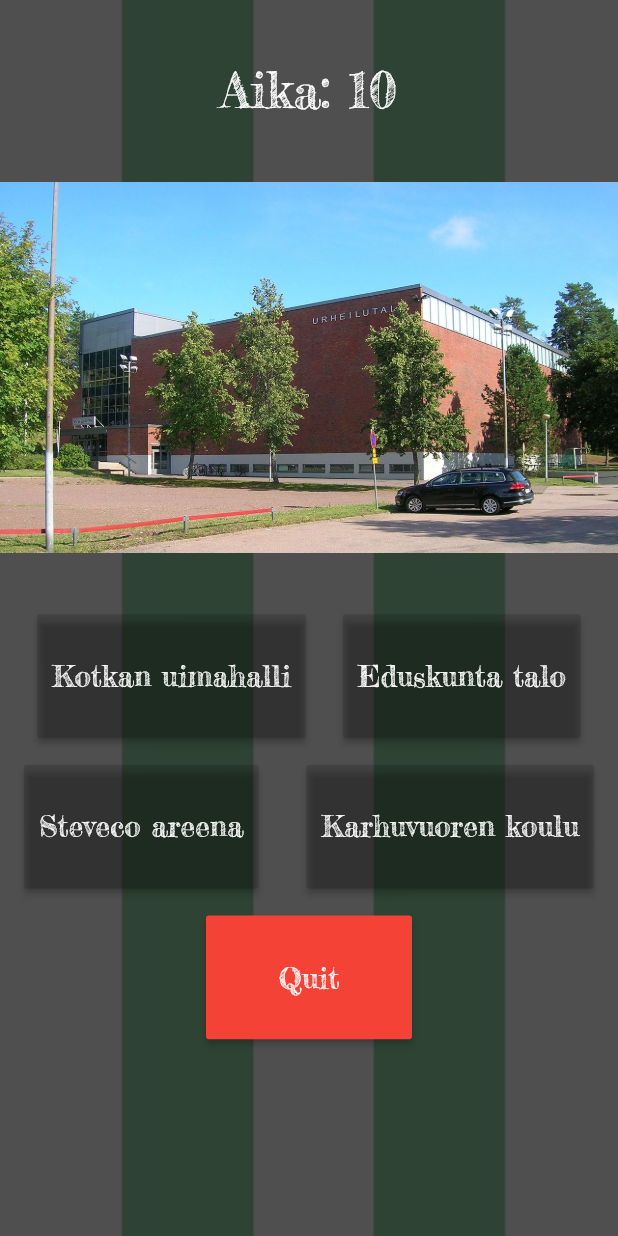
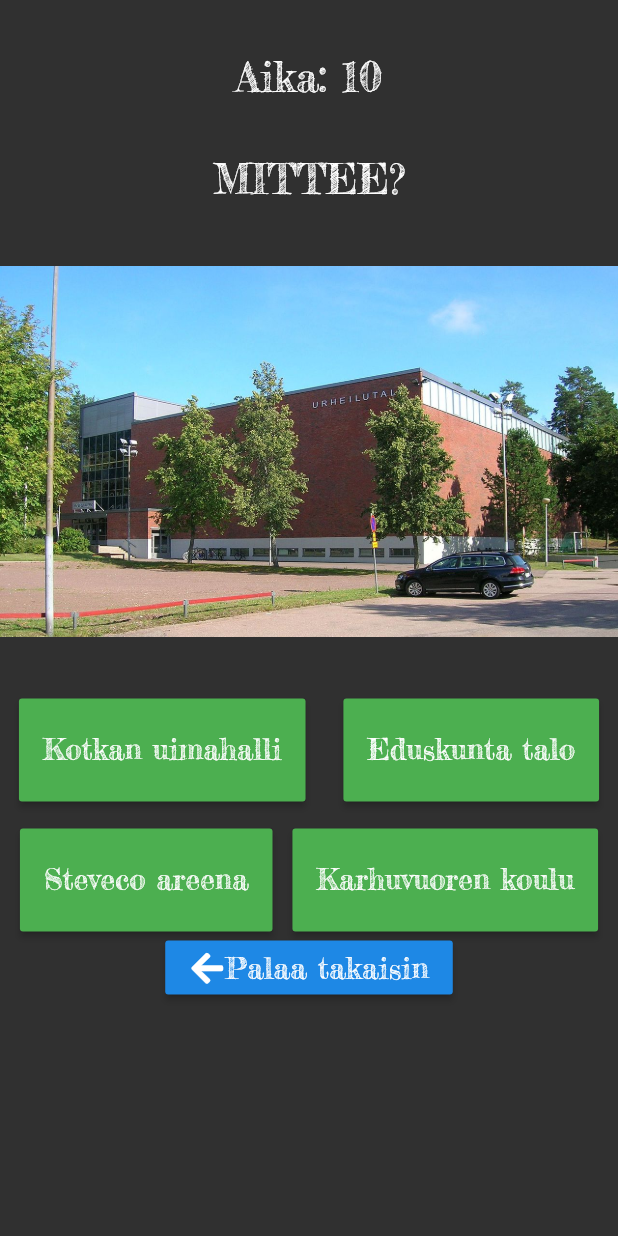
Before and after one commit to king784/GameGame, a Flutter app: the Trivia screen opened directly, on a phone screen of 412 x 824 dp. Run offline on Flutter 3.47's test engine with Material 2 defaults, Android fonts, the phone set to English and light mode, and no system bars; our stand-ins replace cached_network_image, cloud_firestore, firebase_core, firebase_storage, font_awesome_flutter, geolocator and 1 more; missing offline and left inert: qr_mobile_vision; accounts and stored records are empty.

Commit message:
TrivianVIttu

```diff
--- a/game_game/lib/Trivia.dart
+++ b/game_game/lib/Trivia.dart
@@ -1,4 +1,6 @@
 import 'dart:async';
+
+import 'package:font_awesome_flutter/font_awesome_flutter.dart';
 
 import 'main.dart';
 //import 'mainTrivia.dart';
@@ -102,43 +104,37 @@ class TriviaState extends State<Trivia> with TickerProviderStateMixin {
     quizContents.add(Global.contents.split(";"));
     // TODO: implement build
     return new WillPopScope(
-        child: Scaffold(
-          body: new Container(
-            decoration: new BoxDecoration(
-              image: new DecorationImage(
-                  image: new AssetImage("images/backGround.jpg"),
-                  fit: BoxFit.fill,
-                  colorFilter: new ColorFilter.mode(
-                      Colors.white.withOpacity(0.15), BlendMode.dstATop)
-                //fit: BoxFit.cover,
-              ),
-            ),
-            //margin: const EdgeInsets.all(10.0),
-            alignment: Alignment.topCenter,
-            child: new Column(
-              children: <Widget>[
 
-                //new Text(readFromFile,
-                new Text(quizContents[0][questionNumber],
-                //new Text(quiz.questions[questionNumber],
+      child: Scaffold(
+
+      body: new Container(
+        child: Column(
+          children: <Widget>[
+
+                new Text("\nAika: ${timeLeft}\n",
                   textAlign: TextAlign.center,
                   style: new TextStyle(
-                    fontSize: screenHeight / 25,
+                    fontSize: screenHeight / 30,
                   ),
                 ),
 
-                new Text("Aika: ${timeLeft}",
+                //new Text(readFromFile,
+                //new Text(quizContents[0][questionNumber],
+                new Text("MITTEE?",
                   textAlign: TextAlign.center,
                   style: new TextStyle(
-                    fontSize: screenHeight / 25,
+                    fontSize: screenHeight / 30,
                   ),
                 ),
 
                 new Image.asset("images/${quiz.images[questionNumber]}.jpg",
                   height: screenHeight / 2.5, width: screenWidth,),
 
+
                 new Row(
-                  mainAxisAlignment: MainAxisAlignment.spaceEvenly,
+                  mainAxisAlignment: MainAxisAlignment.spaceAround,
+                  crossAxisAlignment: CrossAxisAlignment.start,
+
                   children: <Widget>[
 
                     //
@@ -147,10 +143,10 @@ class TriviaState extends State<Trivia> with TickerProviderStateMixin {
 
                     //Button1
                     new MaterialButton(
-                      padding: EdgeInsets.all(10),
-                      minWidth: buttonsWidth,
-                      height: buttonHeight,
-                      color: Colors.black12,
+                      //padding: EdgeInsets.all(10),
+                      //minWidth: buttonsWidth,
+                      height: buttonHeight / 1.2,
+                      color: Colors.green,
                       onPressed: () {
                         if (quiz.choices[questionNumber][rand1] ==
                             quiz.correctAnswers[questionNumber]) {
@@ -171,10 +167,10 @@ class TriviaState extends State<Trivia> with TickerProviderStateMixin {
 
                     //Button2
                     new MaterialButton(
-                      padding: EdgeInsets.all(10),
-                      minWidth: buttonsWidth,
-                      height: buttonHeight,
-                      color: Colors.black12,
+                      //padding: EdgeInsets.all(10),
+                      //minWidth: buttonsWidth,
+                      height: buttonHeight / 1.2,
+                      color: Colors.green,
                       onPressed: () {
                         if (quiz.choices[questionNumber][rand2] ==
                             quiz.correctAnswers[questionNumber]) {
@@ -193,19 +189,21 @@ class TriviaState extends State<Trivia> with TickerProviderStateMixin {
                       ),
                     ),
                   ],
+                  //),
                 ),
+
                 new Row(children: <Widget>[new Text(" ")],),
                 new Row(
-                  mainAxisAlignment: MainAxisAlignment.spaceAround,
+                  mainAxisAlignment: MainAxisAlignment.spaceEvenly,
                   crossAxisAlignment: CrossAxisAlignment.start,
                   children: <Widget>[
 
                     //Button3
                     new MaterialButton(
-                      padding: EdgeInsets.all(10),
-                      minWidth: buttonsWidth,
-                      height: buttonHeight,
-                      color: Colors.black12,
+                      //padding: EdgeInsets.all(10),
+                      //minWidth: buttonsWidth,
+                      height: buttonHeight / 1.2,
+                      color: Colors.green,
                       onPressed: () {
                         if (quiz.choices[questionNumber][rand3] ==
                             quiz.correctAnswers[questionNumber]) {
@@ -227,10 +225,10 @@ class TriviaState extends State<Trivia> with TickerProviderStateMixin {
 
                     //Button4
                     new MaterialButton(
-                      padding: EdgeInsets.all(10),
-                      minWidth: buttonsWidth,
-                      height: buttonHeight,
-                      color: Colors.black12,
+                      //padding: EdgeInsets.all(10),
+                      //minWidth: buttonsWidth,
+                      height: buttonHeight / 1.2,
+                      color: Colors.green,
                       onPressed: () {
                         if (quiz.choices[questionNumber][rand4] ==
                             quiz.correctAnswers[questionNumber]) {
@@ -251,29 +249,40 @@ class TriviaState extends State<Trivia> with TickerProviderStateMixin {
                   ],
                 ),
 
-                new Row(children: <Widget>[new Text(" ")],),
-                new Container(
-                  alignment: Alignment.bottomCenter,
-                  child: new MaterialButton(
-                    color: Colors.red,
-                    minWidth: buttonsWidth,
-                    height: buttonHeight,
-                    onPressed: resetQuiz,
-                    child: new Text("Quit",
-                      style: new TextStyle(
-                          fontSize: 20.0,
-                          color: Colors.white
-                      ),
-                    ),
 
-                  ),
-                )
+            new Column(
+              children: <Widget>[
+            Row(
+              mainAxisAlignment: MainAxisAlignment.spaceAround,
+              crossAxisAlignment: CrossAxisAlignment.end,
 
+              children: <Widget>[
+
+              Align(
+                //alignment: Alignment.bottomCenter,
+                child: RaisedButton(
+
+                  child: Row(
+                    mainAxisAlignment: MainAxisAlignment.end,
+                    crossAxisAlignment: CrossAxisAlignment.end,
+                    children: <Widget>[
+                      Icon(FontAwesomeIcons.arrowLeft),
+                      Text("Palaa takaisin"),
+                    ],
+                  ), onPressed: resetQuiz,
+                ),
+              ),
+              ],
+              ),
               ],
             ),
+            //],
+            ],),
+            )
           ),
-        ),
-        onWillPop: () async => false);
+        onWillPop: () async => false
+        //),
+        );
   }
 
   void Startade() async{
@@ -375,7 +384,9 @@ class Summary extends StatelessWidget {
     double buttonHeight = screenHeight / 10;
 
     // TODO: implement build
-    return new WillPopScope(child: Scaffold(
+    return new WillPopScope(
+
+      child: Scaffold(
 
       body: new Container(
 
@@ -400,43 +411,44 @@ class Summary extends StatelessWidget {
                 ),
               ),
 
-              new MaterialButton(
-                color: Colors.lightGreen,
-                minWidth: buttonsWidth,
-                height: buttonHeight,
-                onPressed: () {
+            Row(
+              mainAxisAlignment: MainAxisAlignment.center,
+              crossAxisAlignment: CrossAxisAlignment.end,
+
+              children: <Widget>[
+
+              Align(
+                alignment: Alignment.bottomCenter,
+                child: RaisedButton(
+                  child: Row(
+                    children: <Widget>[
+                      Icon(FontAwesomeIcons.arrowLeft),
+                      Text("Palaa takaisin"),
+                    ],
+                  ),
+
+                ),
+              ),
+
+
+                Align(
+                alignment: Alignment.bottomCenter,
+                child: RaisedButton(
+                  child: Row(
+                    children: <Widget>[
+                      Text("Yritä uudelleen"),
+                      Icon(FontAwesomeIcons.arrowRight),
+                    ],
+                  ),
+                  onPressed: () {
                   questionNumber = 0;
                   finalScore = 0;
                   Navigator.pop(context);
                 },
-                child: new Text("Yritä uudelleen",
-                  style: TextStyle(
-                      fontSize: buttonsWidth / 7,
-                      color: Colors.white
-                  ),
                 ),
               ),
 
-              new Text("\n\n\n"),
-
-
-              new MaterialButton(
-                  color: Colors.green,
-                  minWidth: buttonsWidth,
-                  height: buttonHeight,
-                  child: new Text("Palaa valikkoon",
-                    style: TextStyle(
-                      fontSize: buttonsWidth / 7,
-                      color: Colors.white,
-                    ),
-                  ),
-                  onPressed: () {
-                    TriviaState triviaState = new TriviaState();
-                    triviaState.resetQuiz();
-                  }
-              ),
-
-              new Text("\n\n\n"),
+            ],)
 
             ],
           )
```
